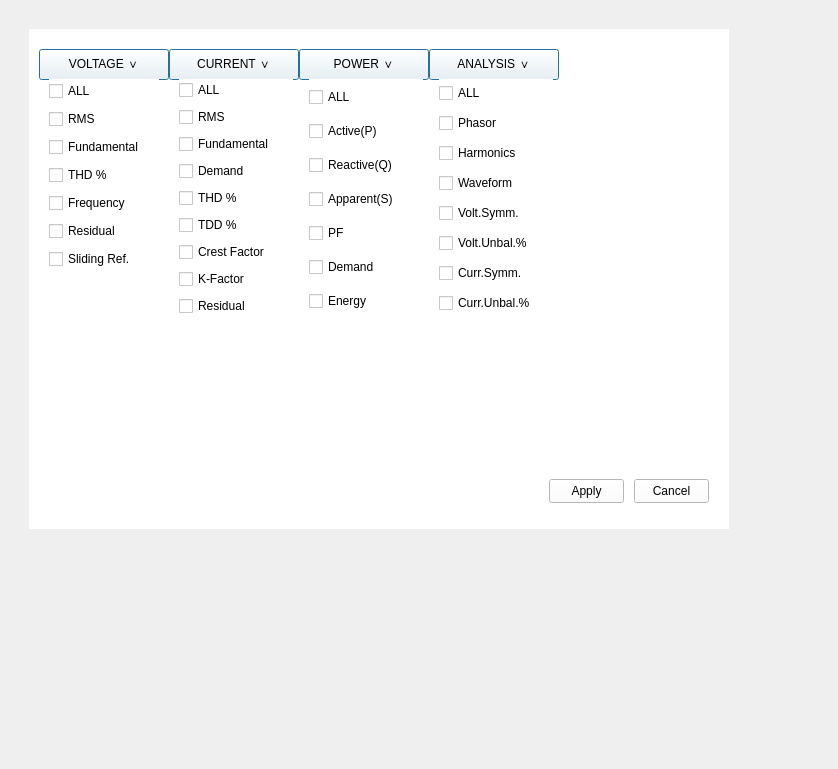
This is setup_test/setting.ui in badpooh/Vision as Qt 5 draws it before an edit. The edited form follows.
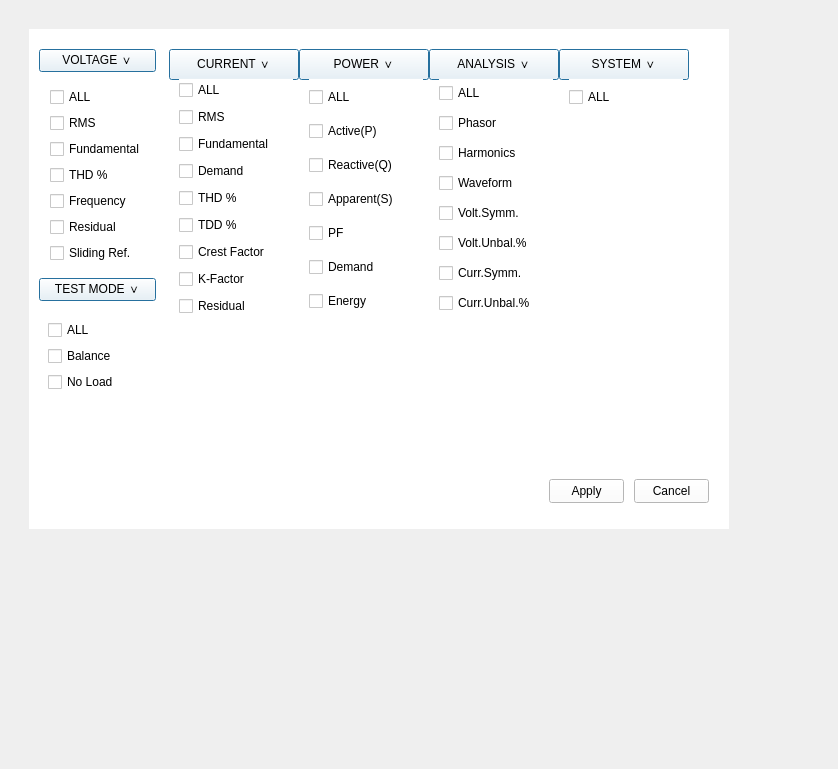
This is the edited form.

Patch:
```diff
--- a/setup_test/setting.ui
+++ b/setup_test/setting.ui
@@ -46,95 +46,6 @@
 }
 </string>
        </property>
-       <widget class="QPushButton" name="menu_voltage">
-        <property name="geometry">
-         <rect>
-          <x>10</x>
-          <y>20</y>
-          <width>130</width>
-          <height>31</height>
-         </rect>
-        </property>
-        <property name="text">
-         <string>VOLTAGE ∨</string>
-        </property>
-        <property name="checkable">
-         <bool>true</bool>
-        </property>
-        <property name="checked">
-         <bool>false</bool>
-        </property>
-        <property name="autoDefault">
-         <bool>false</bool>
-        </property>
-        <property name="default">
-         <bool>true</bool>
-        </property>
-        <property name="flat">
-         <bool>false</bool>
-        </property>
-       </widget>
-       <widget class="QWidget" name="vol_check_box" native="true">
-        <property name="geometry">
-         <rect>
-          <x>20</x>
-          <y>50</y>
-          <width>110</width>
-          <height>194</height>
-         </rect>
-        </property>
-        <layout class="QVBoxLayout" name="verticalLayout">
-         <item>
-          <widget class="QCheckBox" name="cb_vol_all">
-           <property name="text">
-            <string>ALL</string>
-           </property>
-          </widget>
-         </item>
-         <item>
-          <widget class="QCheckBox" name="cb_vol_rms">
-           <property name="text">
-            <string>RMS</string>
-           </property>
-          </widget>
-         </item>
-         <item>
-          <widget class="QCheckBox" name="cb_vol_fund">
-           <property name="text">
-            <string>Fundamental</string>
-           </property>
-          </widget>
-         </item>
-         <item>
-          <widget class="QCheckBox" name="cb_vol_thd">
-           <property name="text">
-            <string>THD %</string>
-           </property>
-          </widget>
-         </item>
-         <item>
-          <widget class="QCheckBox" name="cb_vol_freq">
-           <property name="text">
-            <string>Frequency</string>
-           </property>
-          </widget>
-         </item>
-         <item>
-          <widget class="QCheckBox" name="cb_vol_residual">
-           <property name="text">
-            <string>Residual</string>
-           </property>
-          </widget>
-         </item>
-         <item>
-          <widget class="QCheckBox" name="cb_vol_sliding">
-           <property name="text">
-            <string>Sliding Ref.</string>
-           </property>
-          </widget>
-         </item>
-        </layout>
-       </widget>
        <widget class="QPushButton" name="menu_current">
         <property name="geometry">
          <rect>
@@ -449,6 +360,203 @@
          <string>Cancel</string>
         </property>
        </widget>
+       <widget class="QPushButton" name="menu_system">
+        <property name="geometry">
+         <rect>
+          <x>530</x>
+          <y>20</y>
+          <width>130</width>
+          <height>31</height>
+         </rect>
+        </property>
+        <property name="text">
+         <string>SYSTEM ∨</string>
+        </property>
+        <property name="checkable">
+         <bool>true</bool>
+        </property>
+        <property name="checked">
+         <bool>false</bool>
+        </property>
+        <property name="autoDefault">
+         <bool>false</bool>
+        </property>
+        <property name="default">
+         <bool>true</bool>
+        </property>
+        <property name="flat">
+         <bool>false</bool>
+        </property>
+       </widget>
+       <widget class="QWidget" name="sys_check_box" native="true">
+        <property name="geometry">
+         <rect>
+          <x>540</x>
+          <y>50</y>
+          <width>114</width>
+          <height>36</height>
+         </rect>
+        </property>
+        <layout class="QVBoxLayout" name="verticalLayout_5">
+         <item>
+          <widget class="QCheckBox" name="sys_al">
+           <property name="text">
+            <string>ALL</string>
+           </property>
+          </widget>
+         </item>
+        </layout>
+       </widget>
+       <widget class="QWidget" name="">
+        <property name="geometry">
+         <rect>
+          <x>10</x>
+          <y>20</y>
+          <width>117</width>
+          <height>352</height>
+         </rect>
+        </property>
+        <layout class="QVBoxLayout" name="verticalLayout_8">
+         <item>
+          <widget class="QPushButton" name="menu_voltage">
+           <property name="text">
+            <string>VOLTAGE ∨</string>
+           </property>
+           <property name="checkable">
+            <bool>true</bool>
+           </property>
+           <property name="checked">
+            <bool>false</bool>
+           </property>
+           <property name="autoDefault">
+            <bool>false</bool>
+           </property>
+           <property name="default">
+            <bool>true</bool>
+           </property>
+           <property name="flat">
+            <bool>false</bool>
+           </property>
+          </widget>
+         </item>
+         <item alignment="Qt::AlignmentFlag::AlignHCenter|Qt::AlignmentFlag::AlignTop">
+          <widget class="QWidget" name="vol_check_box" native="true">
+           <layout class="QVBoxLayout" name="verticalLayout">
+            <item>
+             <widget class="QCheckBox" name="cb_vol_all">
+              <property name="text">
+               <string>ALL</string>
+              </property>
+             </widget>
+            </item>
+            <item>
+             <widget class="QCheckBox" name="cb_vol_rms">
+              <property name="text">
+               <string>RMS</string>
+              </property>
+             </widget>
+            </item>
+            <item>
+             <widget class="QCheckBox" name="cb_vol_fund">
+              <property name="text">
+               <string>Fundamental</string>
+              </property>
+             </widget>
+            </item>
+            <item>
+             <widget class="QCheckBox" name="cb_vol_thd">
+              <property name="text">
+               <string>THD %</string>
+              </property>
+             </widget>
+            </item>
+            <item>
+             <widget class="QCheckBox" name="cb_vol_freq">
+              <property name="text">
+               <string>Frequency</string>
+              </property>
+             </widget>
+            </item>
+            <item>
+             <widget class="QCheckBox" name="cb_vol_residual">
+              <property name="text">
+               <string>Residual</string>
+              </property>
+             </widget>
+            </item>
+            <item>
+             <widget class="QCheckBox" name="cb_vol_sliding">
+              <property name="text">
+               <string>Sliding Ref.</string>
+              </property>
+             </widget>
+            </item>
+           </layout>
+          </widget>
+         </item>
+         <item alignment="Qt::AlignmentFlag::AlignTop">
+          <widget class="QPushButton" name="menu_test_mode">
+           <property name="text">
+            <string>TEST MODE ∨</string>
+           </property>
+           <property name="checkable">
+            <bool>true</bool>
+           </property>
+           <property name="checked">
+            <bool>false</bool>
+           </property>
+           <property name="autoDefault">
+            <bool>false</bool>
+           </property>
+           <property name="default">
+            <bool>true</bool>
+           </property>
+           <property name="flat">
+            <bool>false</bool>
+           </property>
+          </widget>
+         </item>
+         <item alignment="Qt::AlignmentFlag::AlignTop">
+          <widget class="QWidget" name="tm_check_box" native="true">
+           <property name="sizePolicy">
+            <sizepolicy hsizetype="Preferred" vsizetype="MinimumExpanding">
+             <horstretch>0</horstretch>
+             <verstretch>0</verstretch>
+            </sizepolicy>
+           </property>
+           <layout class="QVBoxLayout" name="verticalLayout_7">
+            <item>
+             <widget class="QCheckBox" name="cb_tm_all">
+              <property name="text">
+               <string>ALL</string>
+              </property>
+             </widget>
+            </item>
+            <item>
+             <widget class="QCheckBox" name="cb_tm_balance">
+              <property name="sizePolicy">
+               <sizepolicy hsizetype="Minimum" vsizetype="Fixed">
+                <horstretch>0</horstretch>
+                <verstretch>0</verstretch>
+               </sizepolicy>
+              </property>
+              <property name="text">
+               <string>Balance</string>
+              </property>
+             </widget>
+            </item>
+            <item>
+             <widget class="QCheckBox" name="cb_tm_noload">
+              <property name="text">
+               <string>No Load</string>
+              </property>
+             </widget>
+            </item>
+           </layout>
+          </widget>
+         </item>
+        </layout>
+       </widget>
       </widget>
      </widget>
     </item>
```
Left out of the diff: 19 changed lines with no effect on the pictures.
